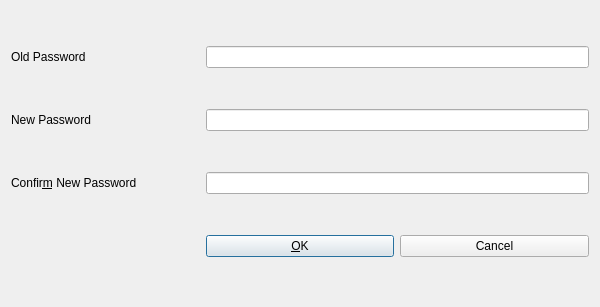
Old version of the form src/gui/ui/changepassworddialog.ui in the repository mannd/epsimulator.
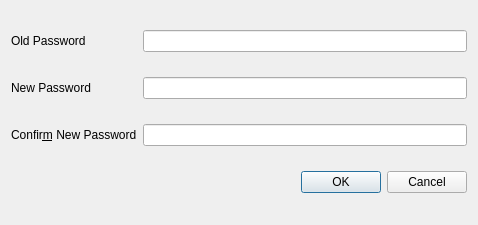
New version of the form.

What changed in the file:
```diff
--- a/src/gui/ui/changepassworddialog.ui
+++ b/src/gui/ui/changepassworddialog.ui
@@ -8,40 +8,14 @@
    <rect>
     <x>0</x>
     <y>0</y>
-    <width>600</width>
-    <height>307</height>
+    <width>478</width>
+    <height>225</height>
    </rect>
   </property>
   <property name="windowTitle" >
    <string>Change Administrator Password</string>
   </property>
   <layout class="QGridLayout" >
-   <property name="margin" >
-    <number>11</number>
-   </property>
-   <property name="spacing" >
-    <number>6</number>
-   </property>
-   <item row="3" column="2" >
-    <widget class="QPushButton" name="cancelButton" >
-     <property name="text" >
-      <string>Cancel</string>
-     </property>
-     <property name="shortcut" >
-      <string/>
-     </property>
-    </widget>
-   </item>
-   <item row="2" column="0" >
-    <widget class="QLabel" name="textLabel3" >
-     <property name="text" >
-      <string>Confir&amp;m New Password</string>
-     </property>
-     <property name="buddy" >
-      <cstring>confirmNewLineEdit</cstring>
-     </property>
-    </widget>
-   </item>
    <item row="0" column="0" >
     <widget class="QLabel" name="textLabel1" >
      <property name="text" >
@@ -52,6 +26,13 @@
      </property>
     </widget>
    </item>
+   <item row="0" column="1" >
+    <widget class="QLineEdit" name="oldLineEdit" >
+     <property name="echoMode" >
+      <enum>QLineEdit::Password</enum>
+     </property>
+    </widget>
+   </item>
    <item row="1" column="0" >
     <widget class="QLabel" name="textLabel2" >
      <property name="text" >
@@ -62,21 +43,24 @@
      </property>
     </widget>
    </item>
-   <item row="0" column="1" colspan="2" >
-    <widget class="QLineEdit" name="oldLineEdit" >
-     <property name="echoMode" >
-      <enum>QLineEdit::Password</enum>
-     </property>
-    </widget>
-   </item>
-   <item row="1" column="1" colspan="2" >
+   <item row="1" column="1" >
     <widget class="QLineEdit" name="newLineEdit" >
      <property name="echoMode" >
       <enum>QLineEdit::Password</enum>
      </property>
     </widget>
    </item>
-   <item row="2" column="1" colspan="2" >
+   <item row="2" column="0" >
+    <widget class="QLabel" name="textLabel3" >
+     <property name="text" >
+      <string>Confir&amp;m New Password</string>
+     </property>
+     <property name="buddy" >
+      <cstring>confirmNewLineEdit</cstring>
+     </property>
+    </widget>
+   </item>
+   <item row="2" column="1" >
     <widget class="QLineEdit" name="confirmNewLineEdit" >
      <property name="echoMode" >
       <enum>QLineEdit::Password</enum>
@@ -84,15 +68,9 @@
     </widget>
    </item>
    <item row="3" column="1" >
-    <widget class="QPushButton" name="okButton" >
-     <property name="text" >
-      <string>&amp;OK</string>
-     </property>
-     <property name="shortcut" >
-      <string>Alt+O</string>
-     </property>
-     <property name="default" >
-      <bool>true</bool>
+    <widget class="QDialogButtonBox" name="buttonBox" >
+     <property name="standardButtons" >
+      <set>QDialogButtonBox::Cancel|QDialogButtonBox::NoButton|QDialogButtonBox::Ok</set>
      </property>
     </widget>
    </item>
```
Left out of the diff: 40 changed lines with no effect on the pictures.
